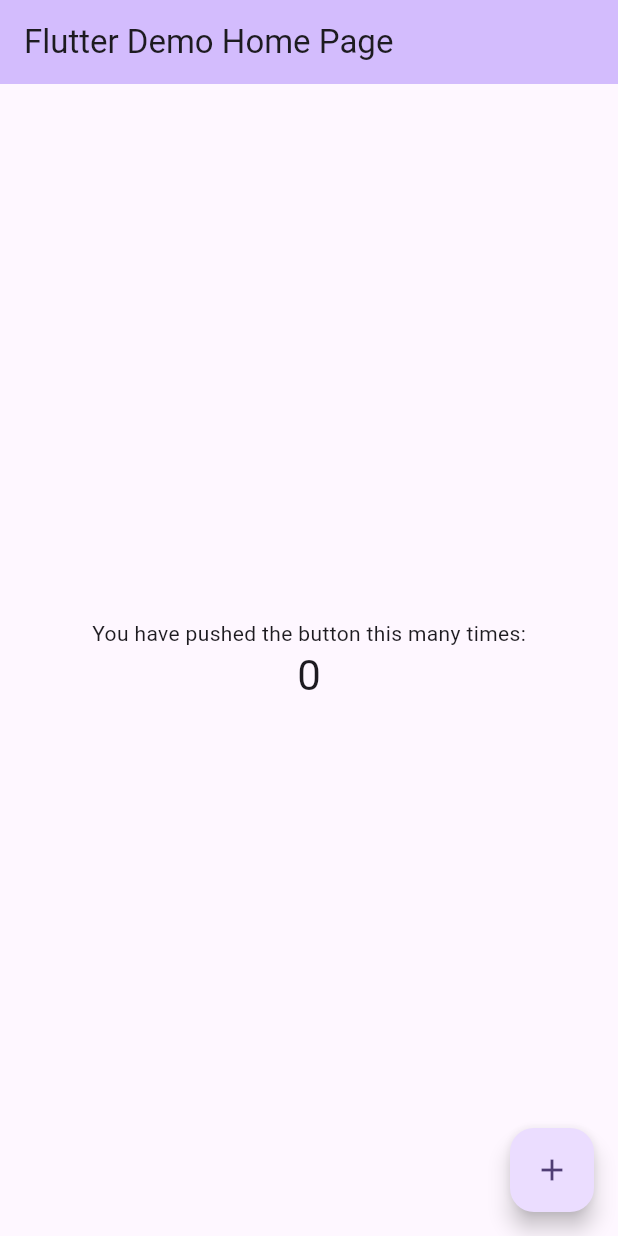
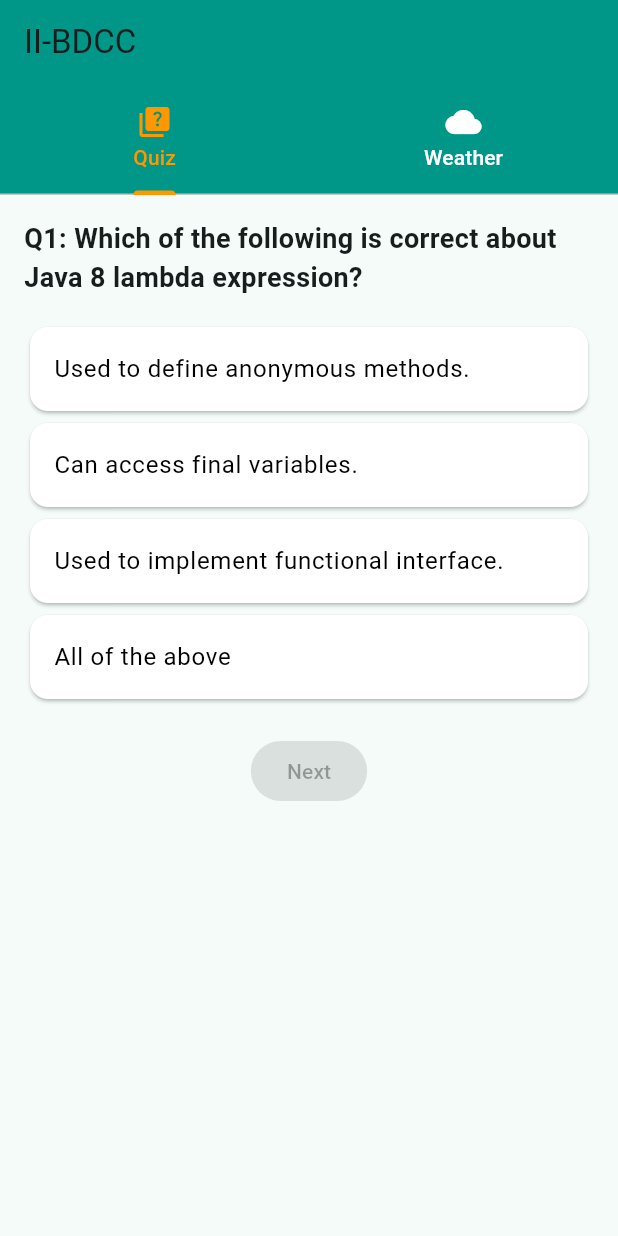
Before and after one commit to LAMBARAA-Abdellah/Quiz_weather_app, a Flutter app: the screen it shows after launch, on a phone screen of 412 x 824 dp. Run offline on Flutter 3.47's test engine with Material 3 defaults, Android fonts, the phone set to English and light mode, and no system bars.

Commit message:
add quiz module with questions, answer selection, and scoring

```diff
--- a/lib/main.dart
+++ b/lib/main.dart
@@ -1,4 +1,6 @@
 import 'package:flutter/material.dart';
+import 'quiz_page.dart';
+import 'weather_page.dart';
 
 void main() {
   runApp(const MyApp());
@@ -6,117 +8,76 @@ void main() {
 
 class MyApp extends StatelessWidget {
   const MyApp({super.key});
-
-  // This widget is the root of your application.
   @override
   Widget build(BuildContext context) {
     return MaterialApp(
-      title: 'Flutter Demo',
+      title: 'II-BDCC',
       theme: ThemeData(
-        // This is the theme of your application.
-        //
-        // TRY THIS: Try running your application with "flutter run". You'll see
-        // the application has a purple toolbar. Then, without quitting the app,
-        // try changing the seedColor in the colorScheme below to Colors.green
-        // and then invoke "hot reload" (save your changes or press the "hot
-        // reload" button in a Flutter-supported IDE, or press "r" if you used
-        // the command line to start the app).
-        //
-        // Notice that the counter didn't reset back to zero; the application
-        // state is not lost during the reload. To reset the state, use hot
-        // restart instead.
-        //
-        // This works for code too, not just values: Most code changes can be
-        // tested with just a hot reload.
-        colorScheme: ColorScheme.fromSeed(seedColor: Colors.deepPurple),
+        colorScheme: ColorScheme.fromSeed(seedColor: Colors.teal),
+        useMaterial3: true,
       ),
-      home: const MyHomePage(title: 'Flutter Demo Home Page'),
+      home: const HomeTabs(),
     );
   }
 }
 
-class MyHomePage extends StatefulWidget {
-  const MyHomePage({super.key, required this.title});
-
-  // This widget is the home page of your application. It is stateful, meaning
-  // that it has a State object (defined below) that contains fields that affect
-  // how it looks.
-
-  // This class is the configuration for the state. It holds the values (in this
-  // case the title) provided by the parent (in this case the App widget) and
-  // used by the build method of the State. Fields in a Widget subclass are
-  // always marked "final".
-
-  final String title;
+class HomeTabs extends StatefulWidget {
+  const HomeTabs({super.key});
 
   @override
-  State<MyHomePage> createState() => _MyHomePageState();
+  State<HomeTabs> createState() => _HomeTabsState();
 }
 
-class _MyHomePageState extends State<MyHomePage> {
-  int _counter = 0;
+class _HomeTabsState extends State<HomeTabs> with SingleTickerProviderStateMixin {
+  late TabController _tabController;
 
-  void _incrementCounter() {
-    setState(() {
-      // This call to setState tells the Flutter framework that something has
-      // changed in this State, which causes it to rerun the build method below
-      // so that the display can reflect the updated values. If we changed
-      // _counter without calling setState(), then the build method would not be
-      // called again, and so nothing would appear to happen.
-      _counter++;
-    });
+  final List<Widget> pages = [
+    QuizPage(),
+    WeatherPage(),
+  ];
+
+  @override
+  void initState() {
+    super.initState();
+    _tabController = TabController(length: pages.length, vsync: this);
+  }
+
+  @override
+  void dispose() {
+    _tabController.dispose();
+    super.dispose();
   }
 
   @override
   Widget build(BuildContext context) {
-    // This method is rerun every time setState is called, for instance as done
-    // by the _incrementCounter method above.
-    //
-    // The Flutter framework has been optimized to make rerunning build methods
-    // fast, so that you can just rebuild anything that needs updating rather
-    // than having to individually change instances of widgets.
     return Scaffold(
       appBar: AppBar(
-        // TRY THIS: Try changing the color here to a specific color (to
-        // Colors.amber, perhaps?) and trigger a hot reload to see the AppBar
-        // change color while the other colors stay the same.
-        backgroundColor: Theme.of(context).colorScheme.inversePrimary,
-        // Here we take the value from the MyHomePage object that was created by
-        // the App.build method, and use it to set our appbar title.
-        title: Text(widget.title),
+        title: const Text('II-BDCC'),
+        backgroundColor: Colors.teal,
       ),
-      body: Center(
-        // Center is a layout widget. It takes a single child and positions it
-        // in the middle of the parent.
-        child: Column(
-          // Column is also a layout widget. It takes a list of children and
-          // arranges them vertically. By default, it sizes itself to fit its
-          // children horizontally, and tries to be as tall as its parent.
-          //
-          // Column has various properties to control how it sizes itself and
-          // how it positions its children. Here we use mainAxisAlignment to
-          // center the children vertically; the main axis here is the vertical
-          // axis because Columns are vertical (the cross axis would be
-          // horizontal).
-          //
-          // TRY THIS: Invoke "debug painting" (choose the "Toggle Debug Paint"
-          // action in the IDE, or press "p" in the console), to see the
-          // wireframe for each widget.
-          mainAxisAlignment: MainAxisAlignment.center,
-          children: <Widget>[
-            const Text('You have pushed the button this many times:'),
-            Text(
-              '$_counter',
-              style: Theme.of(context).textTheme.headlineMedium,
+      body: Column(
+        children: [
+          Container(
+            color: Colors.teal,
+            child: TabBar(
+              controller: _tabController,
+              indicatorColor: Colors.orange,
+              labelColor: Colors.orange,
+              unselectedLabelColor: Colors.white,
+              tabs: const [
+                Tab(icon: Icon(Icons.quiz), text: 'Quiz'),
+                Tab(icon: Icon(Icons.cloud), text: 'Weather'),
+              ],
             ),
-          ],
-        ),
+          ),
+          Expanded(
+            child: TabBarView(
+              controller: _tabController,
+              children: pages,
+            ),
+          ),
+        ],
       ),
-      floatingActionButton: FloatingActionButton(
-        onPressed: _incrementCounter,
-        tooltip: 'Increment',
-        child: const Icon(Icons.add),
-      ), // This trailing comma makes auto-formatting nicer for build methods.
     );
   }
 }
--- /dev/null
+++ b/lib/quiz_page.dart
@@ -0,0 +1,220 @@
+import 'package:flutter/material.dart';
+
+class QuizPage extends StatefulWidget {
+  const QuizPage({super.key});
+
+  @override
+  State<QuizPage> createState() => _QuizPageState();
+}
+
+class _QuizPageState extends State<QuizPage> {
+  final List<Question> questions = [
+    Question(
+      text: "Which of the following is correct about Java 8 lambda expression?",
+      answers: [
+        "Used to define anonymous methods.",
+        "Can access final variables.",
+        "Used to implement functional interface.",
+        "All of the above"
+      ],
+      correctAnswerIndex: 3,
+    ),
+    Question(
+      text: "What is Flutter?",
+      answers: [
+        "A web browser",
+        "A mobile app SDK",
+        "A database system",
+        "A cloud service"
+      ],
+      correctAnswerIndex: 1,
+    ),
+    Question(
+      text: "Which programming language is used to develop Flutter apps?",
+      answers: [
+        "Java",
+        "Kotlin",
+        "Dart",
+        "Swift"
+      ],
+      correctAnswerIndex: 2,
+    ),
+    Question(
+      text: "What is a widget in Flutter?",
+      answers: [
+        "A hardware component",
+        "A type of plugin",
+        "A building block of UI",
+        "A database table"
+      ],
+      correctAnswerIndex: 2,
+    ),
+    Question(
+      text: "What is the purpose of the 'setState()' method in Flutter?",
+      answers: [
+        "To start a new app",
+        "To rebuild the widget with new data",
+        "To create a new route",
+        "To delete a widget"
+      ],
+      correctAnswerIndex: 1,
+    ),
+    Question(
+      text: "Which method is the entry point of a Flutter app?",
+      answers: [
+        "main()",
+        "startApp()",
+        "initApp()",
+        "runApp()"
+      ],
+      correctAnswerIndex: 3,
+    ),
+    Question(
+      text: "Which company developed Flutter?",
+      answers: [
+        "Apple",
+        "Microsoft",
+        "Facebook",
+        "Google"
+      ],
+      correctAnswerIndex: 3,
+    ),
+    Question(
+      text: "What is the use of 'pubspec.yaml' file in Flutter?",
+      answers: [
+        "To write Dart code",
+        "To define app's UI",
+        "To manage app dependencies",
+        "To store user data"
+      ],
+      correctAnswerIndex: 2,
+    ),
+    Question(
+      text: "Which widget is used for layout in a vertical direction?",
+      answers: [
+        "Row",
+        "Stack",
+        "Column",
+        "ListView"
+      ],
+      correctAnswerIndex: 2,
+    ),
+    Question(
+      text: "Which keyword is used to create an immutable variable in Dart?",
+      answers: [
+        "var",
+        "const",
+        "final",
+        "both const and final"
+      ],
+      correctAnswerIndex: 3,
+    ),
+  ];
+
+  int currentQuestion = 0;
+  int score = 0;
+  int? selectedAnswer;
+  bool quizCompleted = false;
+
+  void validateAnswer() {
+    if (selectedAnswer == questions[currentQuestion].correctAnswerIndex) {
+      score++;
+    }
+
+    if (currentQuestion < questions.length - 1) {
+      setState(() {
+        currentQuestion++;
+        selectedAnswer = null;
+      });
+    } else {
+      setState(() {
+        quizCompleted = true;
+      });
+    }
+  }
+
+  void restartQuiz() {
+    setState(() {
+      currentQuestion = 0;
+      score = 0;
+      selectedAnswer = null;
+      quizCompleted = false;
+    });
+  }
+
+  @override
+  Widget build(BuildContext context) {
+    if (quizCompleted) {
+      return Center(
+        child: Column(
+          mainAxisAlignment: MainAxisAlignment.center,
+          children: [
+            Text(
+              "You scored $score out of ${questions.length}",
+              style: const TextStyle(fontSize: 22, fontWeight: FontWeight.bold),
+            ),
+            const SizedBox(height: 20),
+            ElevatedButton(
+              onPressed: restartQuiz,
+              child: const Text("Restart Quiz"),
+            ),
+          ],
+        ),
+      );
+    }
+
+    final question = questions[currentQuestion];
+
+    return Padding(
+      padding: const EdgeInsets.all(16),
+      child: Column(
+        crossAxisAlignment: CrossAxisAlignment.start,
+        children: [
+          Text(
+            "Q${currentQuestion + 1}: ${question.text}",
+            style: const TextStyle(fontSize: 18, fontWeight: FontWeight.w600),
+          ),
+          const SizedBox(height: 16),
+          for (int i = 0; i < question.answers.length; i++)
+            Card(
+              color: selectedAnswer == i
+                  ? Colors.deepPurple.withOpacity(0.7)
+                  : Colors.white,
+              child: ListTile(
+                title: Text(
+                  question.answers[i],
+                  style: TextStyle(
+                    color: selectedAnswer == i ? Colors.white : Colors.black,
+                  ),
+                ),
+                onTap: () {
+                  setState(() {
+                    selectedAnswer = i;
+                  });
+                },
+              ),
+            ),
+          const SizedBox(height: 20),
+          Center(
+            child: ElevatedButton(
+              onPressed: selectedAnswer == null ? null : validateAnswer,
+              child: const Text("Next"),
+            ),
+          ),
+        ],
+      ),
+    );
+  }
+}
+
+class Question {
+  final String text;
+  final List<String> answers;
+  final int correctAnswerIndex;
+
+  Question({
+    required this.text,
+    required this.answers,
+    required this.correctAnswerIndex,
+  });
+}
--- /dev/null
+++ b/lib/weather_page.dart
@@ -0,0 +1,45 @@
+import 'package:flutter/material.dart';
+
+class WeatherPage extends StatelessWidget {
+  const WeatherPage({super.key});
+
+  @override
+  Widget build(BuildContext context) {
+    final List<Map<String, String>> weatherData = [
+      {"date": "Fri 27 Jun 22:00", "desc": "scattered clouds 19°C"},
+      {"date": "Sat 28 Jun 01:00", "desc": "broken clouds 20°C"},
+      {"date": "Sat 28 Jun 04:00", "desc": "clear sky 21°C"},
+    ];
+
+    return Padding(
+      padding: const EdgeInsets.all(16),
+      child: Column(
+        children: [
+          TextField(
+            decoration: const InputDecoration(
+              labelText: "City",
+              border: OutlineInputBorder(),
+            ),
+          ),
+          const SizedBox(height: 10),
+          ElevatedButton(onPressed: () {}, child: const Text("Get Weather")),
+          const SizedBox(height: 20),
+          Expanded(
+            child: ListView(
+              children: weatherData.map((item) {
+                return Card(
+                  color: Colors.orange,
+                  child: ListTile(
+                    leading: const Icon(Icons.cloud),
+                    title: Text(item["date"]!),
+                    subtitle: Text(item["desc"]!),
+                  ),
+                );
+              }).toList(),
+            ),
+          )
+        ],
+      ),
+    );
+  }
+}
```
Also changed, not shown: captures/quiz_questions.jpg (added), captures/score_quiz.jpg (added).
